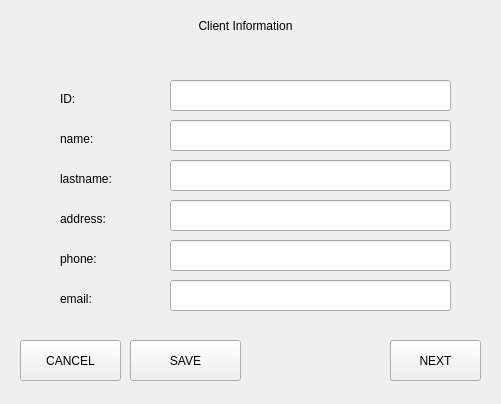
The window that src/views/configurationInspection/client.ui (Jjat00/Deptherm-Inspection) describes before a commit, drawn with Qt 5.
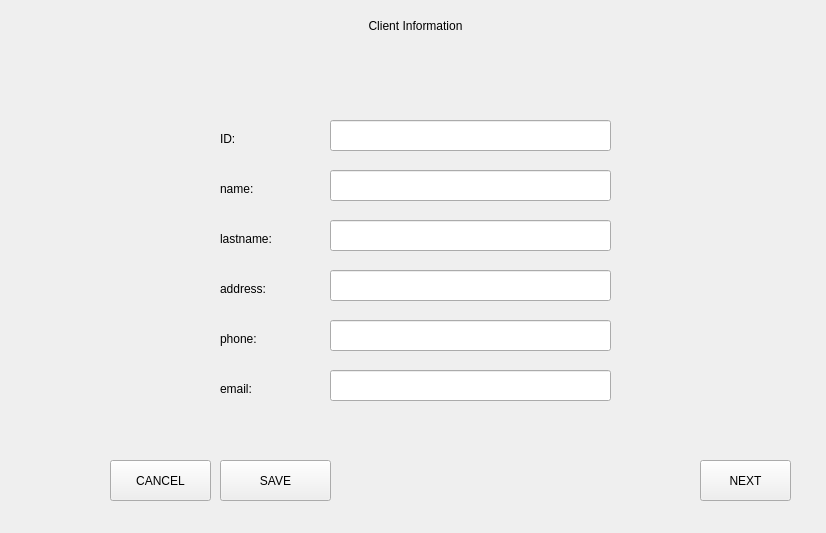
The same window after the commit.

```diff
--- a/src/views/configurationInspection/client.ui
+++ b/src/views/configurationInspection/client.ui
@@ -6,8 +6,8 @@
    <rect>
     <x>0</x>
     <y>0</y>
-    <width>501</width>
-    <height>404</height>
+    <width>826</width>
+    <height>533</height>
    </rect>
   </property>
   <property name="windowTitle">
@@ -16,9 +16,9 @@
   <widget class="QLabel" name="labelHeader_2">
    <property name="geometry">
     <rect>
-     <x>-10</x>
+     <x>0</x>
      <y>0</y>
-     <width>511</width>
+     <width>831</width>
      <height>51</height>
     </rect>
    </property>
@@ -32,8 +32,8 @@
   <widget class="QLabel" name="label_3">
    <property name="geometry">
     <rect>
-     <x>60</x>
-     <y>130</y>
+     <x>220</x>
+     <y>180</y>
      <width>101</width>
      <height>17</height>
     </rect>
@@ -45,8 +45,8 @@
   <widget class="QLineEdit" name="lineEdit_4">
    <property name="geometry">
     <rect>
-     <x>170</x>
-     <y>240</y>
+     <x>330</x>
+     <y>320</y>
      <width>281</width>
      <height>31</height>
     </rect>
@@ -55,8 +55,8 @@
   <widget class="QLineEdit" name="lineEdit_2">
    <property name="geometry">
     <rect>
-     <x>170</x>
-     <y>120</y>
+     <x>330</x>
+     <y>170</y>
      <width>281</width>
      <height>31</height>
     </rect>
@@ -65,8 +65,8 @@
   <widget class="QLabel" name="label_5">
    <property name="geometry">
     <rect>
-     <x>60</x>
-     <y>250</y>
+     <x>220</x>
+     <y>330</y>
      <width>101</width>
      <height>17</height>
     </rect>
@@ -78,8 +78,8 @@
   <widget class="QLineEdit" name="lineEdit">
    <property name="geometry">
     <rect>
-     <x>170</x>
-     <y>80</y>
+     <x>330</x>
+     <y>120</y>
      <width>281</width>
      <height>31</height>
     </rect>
@@ -88,8 +88,8 @@
   <widget class="QLabel" name="label_2">
    <property name="geometry">
     <rect>
-     <x>60</x>
-     <y>90</y>
+     <x>220</x>
+     <y>130</y>
      <width>101</width>
      <height>17</height>
     </rect>
@@ -101,8 +101,8 @@
   <widget class="QLineEdit" name="lineEdit_3">
    <property name="geometry">
     <rect>
-     <x>170</x>
-     <y>200</y>
+     <x>330</x>
+     <y>270</y>
      <width>281</width>
      <height>31</height>
     </rect>
@@ -111,8 +111,8 @@
   <widget class="QLabel" name="label_4">
    <property name="geometry">
     <rect>
-     <x>60</x>
-     <y>210</y>
+     <x>220</x>
+     <y>280</y>
      <width>101</width>
      <height>17</height>
     </rect>
@@ -124,8 +124,8 @@
   <widget class="QLineEdit" name="lineEdit_5">
    <property name="geometry">
     <rect>
-     <x>170</x>
-     <y>160</y>
+     <x>330</x>
+     <y>220</y>
      <width>281</width>
      <height>31</height>
     </rect>
@@ -134,8 +134,8 @@
   <widget class="QLabel" name="label_6">
    <property name="geometry">
     <rect>
-     <x>60</x>
-     <y>170</y>
+     <x>220</x>
+     <y>230</y>
      <width>101</width>
      <height>17</height>
     </rect>
@@ -147,8 +147,8 @@
   <widget class="QLineEdit" name="lineEdit_6">
    <property name="geometry">
     <rect>
-     <x>170</x>
-     <y>280</y>
+     <x>330</x>
+     <y>370</y>
      <width>281</width>
      <height>31</height>
     </rect>
@@ -157,8 +157,8 @@
   <widget class="QLabel" name="label_7">
    <property name="geometry">
     <rect>
-     <x>60</x>
-     <y>290</y>
+     <x>220</x>
+     <y>380</y>
      <width>101</width>
      <height>17</height>
     </rect>
@@ -170,8 +170,8 @@
   <widget class="QPushButton" name="pushButton">
    <property name="geometry">
     <rect>
-     <x>390</x>
-     <y>340</y>
+     <x>700</x>
+     <y>460</y>
      <width>91</width>
      <height>41</height>
     </rect>
@@ -183,8 +183,8 @@
   <widget class="QPushButton" name="pushButton_2">
    <property name="geometry">
     <rect>
-     <x>130</x>
-     <y>340</y>
+     <x>220</x>
+     <y>460</y>
      <width>111</width>
      <height>41</height>
     </rect>
@@ -196,8 +196,8 @@
   <widget class="QPushButton" name="pushButton_3">
    <property name="geometry">
     <rect>
-     <x>20</x>
-     <y>340</y>
+     <x>110</x>
+     <y>460</y>
      <width>101</width>
      <height>41</height>
     </rect>
```
